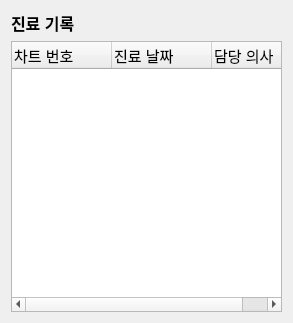
Old version of the form Project/src/pms/PatientManagementSW/medicalrecordmanager.ui in the repository AndaCondaa/Dental_Imaging_SW_System.
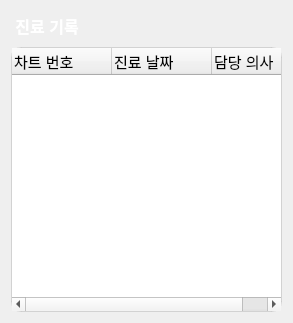
New version of the form.

Patch:
```diff
--- a/Project/src/pms/PatientManagementSW/medicalrecordmanager.ui
+++ b/Project/src/pms/PatientManagementSW/medicalrecordmanager.ui
@@ -18,19 +18,46 @@
     <layout class="QVBoxLayout" name="verticalLayout">
      <item>
       <widget class="QLabel" name="label_7">
+       <property name="minimumSize">
+        <size>
+         <width>0</width>
+         <height>30</height>
+        </size>
+       </property>
        <property name="font">
         <font>
          <pointsize>12</pointsize>
          <bold>true</bold>
         </font>
        </property>
+       <property name="styleSheet">
+        <string notr="true">background-color: qlineargradient(spread:pad, x1:0, y1:0, x2:1, 
+                                                        y2:1, stop:0 rgba(149, 210, 253, 255),
+                                                        stop:1 rgba(152, 136, 248, 255));
+border-radius:10px;
+color:#ffffff;</string>
+       </property>
        <property name="text">
-        <string>진료 기록</string>
+        <string> 진료 기록</string>
        </property>
       </widget>
      </item>
      <item>
       <widget class="QTreeWidget" name="recordTreeWidget">
+       <property name="font">
+        <font>
+         <pointsize>11</pointsize>
+        </font>
+       </property>
+       <property name="styleSheet">
+        <string notr="true">QTreeWidget {
+border-radius:10px;
+border: 1px solid rgba(190, 190, 190, 150);
+selection-background-color: qlineargradient(spread:pad, x1:0.7, y1:0.7, x2:1, 
+y2:1, stop:0 rgba(149, 210, 253, 0),
+stop:1 rgba(152, 136, 248, 50));
+}</string>
+       </property>
        <column>
         <property name="text">
          <string>차트 번호</string>
```
